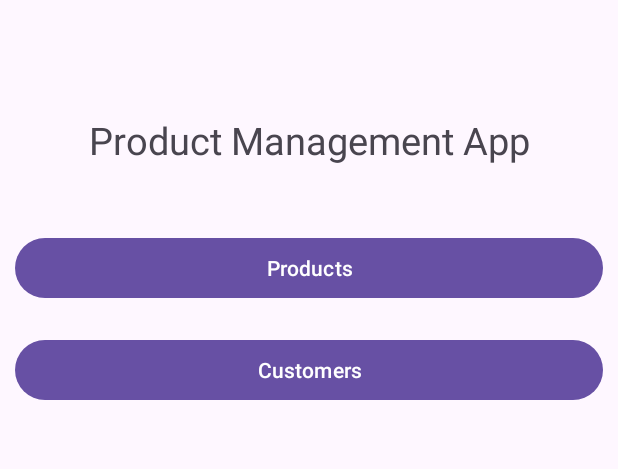
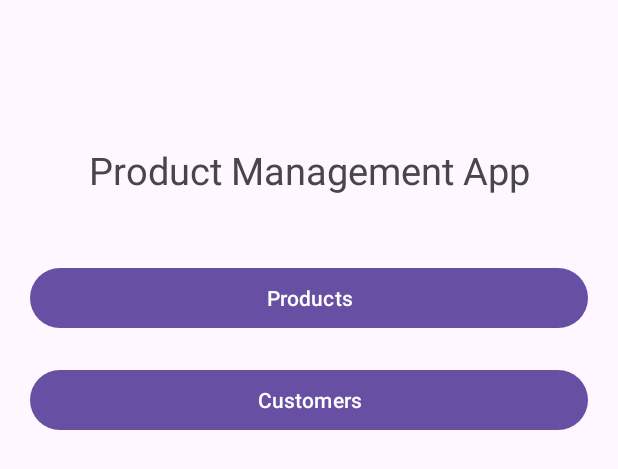
Before and after one commit to D1mmortalDev/Room_Mutiple_Tables, an Android app: the layout activity_main.xml on its own in the app's theme, with its tools: preview values and no code run, on a phone screen of 412 x 824 dp. Shown: the top 469 px of the screen. Run offline under Robolectric (Android 15) with nearby library versions, the phone set to English and light mode, and no system bars.

Commit message:
updated margin

```diff
--- a/app/src/main/res/layout/activity_main.xml
+++ b/app/src/main/res/layout/activity_main.xml
@@ -4,8 +4,10 @@
     xmlns:tools="http://schemas.android.com/tools"
     android:layout_width="match_parent"
     android:layout_height="match_parent"
-    android:layout_marginStart="10dp"
-    android:layout_marginEnd="10dp"
+    android:layout_marginStart="20dp"
+    android:layout_marginTop="20dp"
+    android:layout_marginEnd="20dp"
+    android:layout_marginBottom="20dp"
     tools:context=".MainActivity">
 
     <TextView
```
